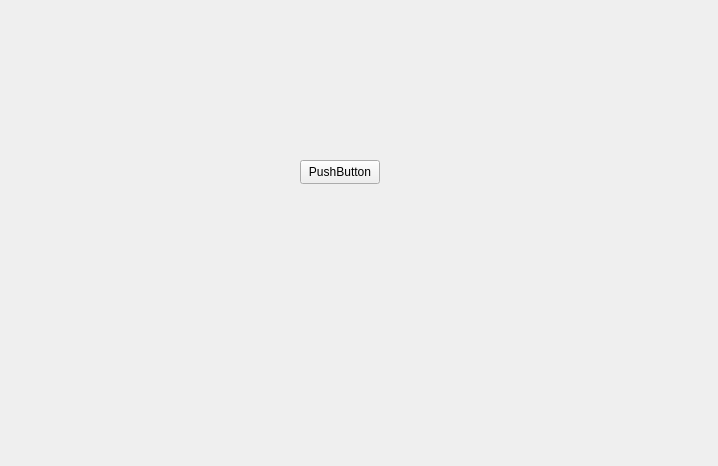
First picture: the form in src/Screens/Loadings/initloading.ui, repository Gustopoll/TheCards, before the edit.
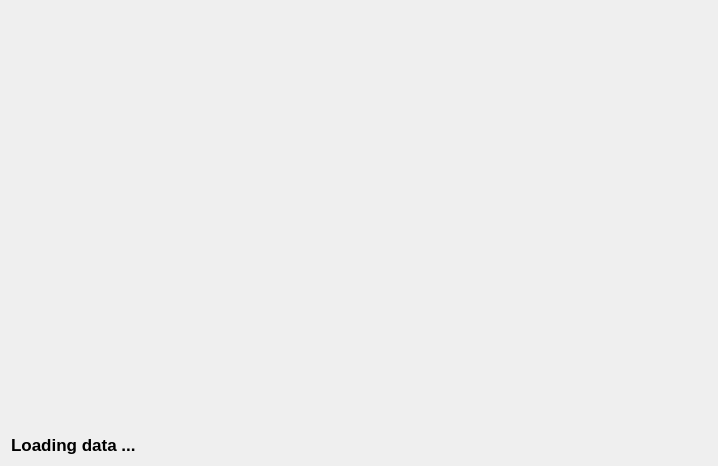
Second picture: the form after the edit.

Commit message: Add simple working loading screen

```diff
--- a/src/Screens/Loadings/initloading.ui
+++ b/src/Screens/Loadings/initloading.ui
@@ -13,19 +13,44 @@
   <property name="windowTitle">
    <string>Form</string>
   </property>
-  <widget class="QPushButton" name="pushButton">
-   <property name="geometry">
-    <rect>
-     <x>300</x>
-     <y>160</y>
-     <width>80</width>
-     <height>24</height>
-    </rect>
-   </property>
-   <property name="text">
-    <string>PushButton</string>
-   </property>
-  </widget>
+  <layout class="QGridLayout" name="gridLayout_2">
+   <item row="0" column="0">
+    <layout class="QGridLayout" name="gridLayout">
+     <item row="0" column="0">
+      <widget class="QLabel" name="mainImage">
+       <property name="sizePolicy">
+        <sizepolicy hsizetype="Expanding" vsizetype="Expanding">
+         <horstretch>0</horstretch>
+         <verstretch>0</verstretch>
+        </sizepolicy>
+       </property>
+       <property name="text">
+        <string/>
+       </property>
+      </widget>
+     </item>
+     <item row="1" column="0">
+      <widget class="QLabel" name="textLoading">
+       <property name="sizePolicy">
+        <sizepolicy hsizetype="Minimum" vsizetype="Minimum">
+         <horstretch>0</horstretch>
+         <verstretch>0</verstretch>
+        </sizepolicy>
+       </property>
+       <property name="font">
+        <font>
+         <pointsize>13</pointsize>
+         <bold>true</bold>
+        </font>
+       </property>
+       <property name="text">
+        <string>Loading data ...</string>
+       </property>
+      </widget>
+     </item>
+    </layout>
+   </item>
+  </layout>
  </widget>
  <resources/>
  <connections/>
```
The commit also changes 42 other files.
